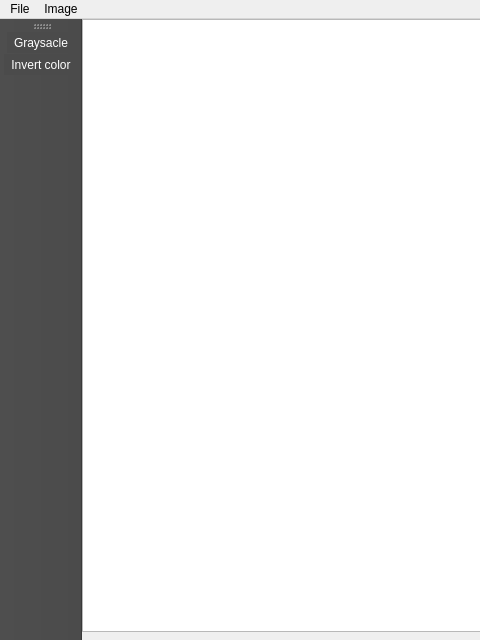
Qt form Painter/mainwindow.ui (VeselAbaya/qt-learning) before a commit; both pictures show x 0 to 480 and y 0 to 640 of the 1070 by 640 pixel window.
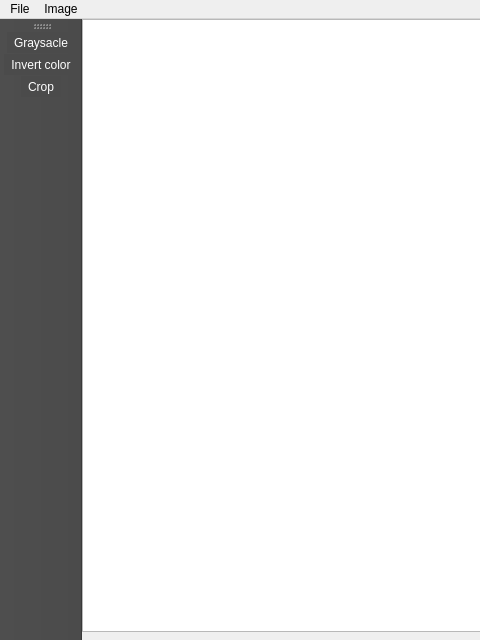
The same form after that commit.

Commit message: crop fixed; crop tool butoon have been added

Patch:
```diff
--- a/Painter/mainwindow.ui
+++ b/Painter/mainwindow.ui
@@ -76,6 +76,7 @@
    </attribute>
    <addaction name="actioncoordinates_gray"/>
    <addaction name="actioncoordinates_invert"/>
+   <addaction name="actionCrop_3"/>
   </widget>
   <action name="actionSave">
    <property name="text">
```
The commit also changes 4 other files.
